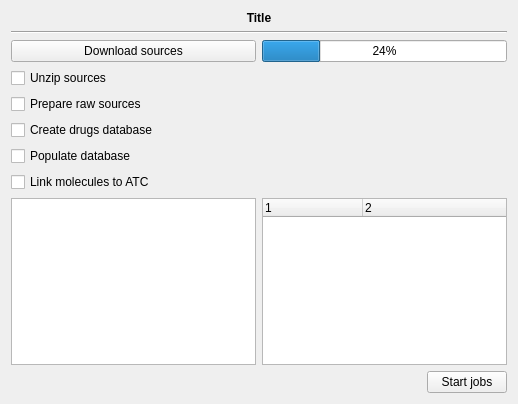
Qt form freetoolbox/plugins/drugsdb/idrugdatabasestepwidget.ui (FreeHealth/freehealth) before a commit.
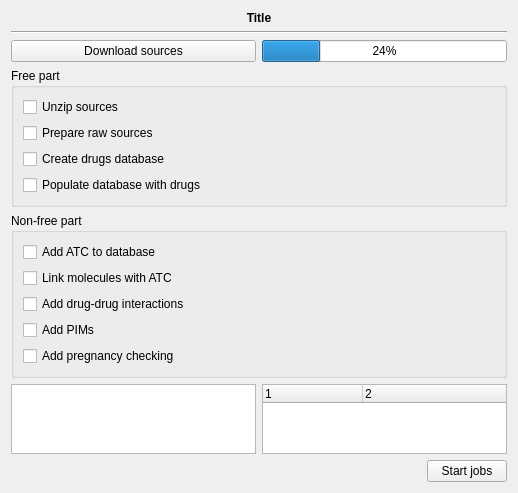
The same form after that commit.

Diff of the .ui file:
```diff
--- a/freetoolbox/plugins/drugsdb/idrugdatabasestepwidget.ui
+++ b/freetoolbox/plugins/drugsdb/idrugdatabasestepwidget.ui
@@ -7,138 +7,51 @@
     <x>0</x>
     <y>0</y>
     <width>518</width>
-    <height>404</height>
+    <height>473</height>
    </rect>
   </property>
   <property name="windowTitle">
    <string>Form</string>
   </property>
   <layout class="QGridLayout" name="gridLayout">
-   <item row="0" column="0" colspan="2">
-    <widget class="QLabel" name="title">
-     <property name="font">
-      <font>
-       <weight>75</weight>
-       <bold>true</bold>
-      </font>
-     </property>
-     <property name="text">
-      <string>Title</string>
-     </property>
-     <property name="alignment">
-      <set>Qt::AlignCenter</set>
-     </property>
-    </widget>
-   </item>
-   <item row="1" column="0" colspan="2">
-    <widget class="Line" name="line">
-     <property name="orientation">
-      <enum>Qt::Horizontal</enum>
-     </property>
-    </widget>
-   </item>
-   <item row="2" column="0">
-    <widget class="QPushButton" name="download">
-     <property name="text">
-      <string>Download sources</string>
-     </property>
-    </widget>
-   </item>
-   <item row="2" column="1">
-    <widget class="QProgressBar" name="progressBar">
-     <property name="value">
-      <number>24</number>
-     </property>
-    </widget>
-   </item>
    <item row="3" column="0" colspan="2">
-    <widget class="QCheckBox" name="unzip">
-     <property name="text">
-      <string>Unzip sources</string>
+    <widget class="QGroupBox" name="groupBox">
+     <property name="title">
+      <string>Free part</string>
      </property>
-    </widget>
-   </item>
-   <item row="4" column="0" colspan="2">
-    <widget class="QCheckBox" name="prepare">
-     <property name="text">
-      <string>Prepare raw sources</string>
-     </property>
-    </widget>
-   </item>
-   <item row="5" column="0" colspan="2">
-    <widget class="QCheckBox" name="createDb">
-     <property name="text">
-      <string>Create drugs database</string>
-     </property>
+     <layout class="QGridLayout" name="gridLayout_2">
+      <item row="0" column="0">
+       <widget class="QCheckBox" name="unzip">
+        <property name="text">
+         <string>Unzip sources</string>
+        </property>
+       </widget>
+      </item>
+      <item row="2" column="0">
+       <widget class="QCheckBox" name="createDb">
+        <property name="text">
+         <string>Create drugs database</string>
+        </property>
+       </widget>
+      </item>
+      <item row="1" column="0">
+       <widget class="QCheckBox" name="prepare">
+        <property name="text">
+         <string>Prepare raw sources</string>
+        </property>
+       </widget>
+      </item>
+      <item row="3" column="0">
+       <widget class="QCheckBox" name="populate">
+        <property name="text">
+         <string>Populate database with drugs</string>
+        </property>
+       </widget>
+      </item>
+     </layout>
     </widget>
    </item>
    <item row="6" column="0" colspan="2">
-    <widget class="QCheckBox" name="populate">
-     <property name="text">
-      <string>Populate database</string>
-     </property>
-    </widget>
-   </item>
-   <item row="7" column="0" colspan="2">
-    <widget class="QCheckBox" name="linkMols">
-     <property name="text">
-      <string>Link molecules to ATC</string>
-     </property>
-    </widget>
-   </item>
-   <item row="8" column="0">
-    <widget class="QTreeWidget" name="messages">
-     <property name="toolTip">
-      <string>MESSAGES</string>
-     </property>
-     <property name="alternatingRowColors">
-      <bool>true</bool>
-     </property>
-     <property name="columnCount">
-      <number>2</number>
-     </property>
-     <attribute name="headerVisible">
-      <bool>false</bool>
-     </attribute>
-     <column>
-      <property name="text">
-       <string notr="true">1</string>
-      </property>
-     </column>
-     <column>
-      <property name="text">
-       <string notr="true">2</string>
-      </property>
-     </column>
-    </widget>
-   </item>
-   <item row="8" column="1">
-    <widget class="QTreeWidget" name="errors">
-     <property name="toolTip">
-      <string>ERRORS</string>
-     </property>
-     <property name="alternatingRowColors">
-      <bool>true</bool>
-     </property>
-     <property name="columnCount">
-      <number>2</number>
-     </property>
-     <attribute name="headerVisible">
-      <bool>true</bool>
-     </attribute>
-     <column>
-      <property name="text">
-       <string notr="true">1</string>
-      </property>
-     </column>
-     <column>
-      <property name="text">
-       <string notr="true">2</string>
-      </property>
-     </column>
-    </widget>
-   </item>
-   <item row="9" column="0" colspan="2">
     <layout class="QHBoxLayout" name="horizontalLayout">
      <item>
       <spacer name="horizontalSpacer">
@@ -162,6 +75,139 @@
      </item>
     </layout>
    </item>
+   <item row="5" column="0">
+    <widget class="QTreeWidget" name="messages">
+     <property name="toolTip">
+      <string>MESSAGES</string>
+     </property>
+     <property name="alternatingRowColors">
+      <bool>true</bool>
+     </property>
+     <property name="columnCount">
+      <number>2</number>
+     </property>
+     <attribute name="headerVisible">
+      <bool>false</bool>
+     </attribute>
+     <column>
+      <property name="text">
+       <string notr="true">1</string>
+      </property>
+     </column>
+     <column>
+      <property name="text">
+       <string notr="true">2</string>
+      </property>
+     </column>
+    </widget>
+   </item>
+   <item row="5" column="1">
+    <widget class="QTreeWidget" name="errors">
+     <property name="toolTip">
+      <string>ERRORS</string>
+     </property>
+     <property name="alternatingRowColors">
+      <bool>true</bool>
+     </property>
+     <property name="columnCount">
+      <number>2</number>
+     </property>
+     <attribute name="headerVisible">
+      <bool>true</bool>
+     </attribute>
+     <column>
+      <property name="text">
+       <string notr="true">1</string>
+      </property>
+     </column>
+     <column>
+      <property name="text">
+       <string notr="true">2</string>
+      </property>
+     </column>
+    </widget>
+   </item>
+   <item row="2" column="0">
+    <widget class="QPushButton" name="download">
+     <property name="text">
+      <string>Download sources</string>
+     </property>
+    </widget>
+   </item>
+   <item row="2" column="1">
+    <widget class="QProgressBar" name="progressBar">
+     <property name="value">
+      <number>24</number>
+     </property>
+    </widget>
+   </item>
+   <item row="0" column="0" colspan="2">
+    <widget class="QLabel" name="title">
+     <property name="font">
+      <font>
+       <weight>75</weight>
+       <bold>true</bold>
+      </font>
+     </property>
+     <property name="text">
+      <string>Title</string>
+     </property>
+     <property name="alignment">
+      <set>Qt::AlignCenter</set>
+     </property>
+    </widget>
+   </item>
+   <item row="1" column="0" colspan="2">
+    <widget class="Line" name="line">
+     <property name="orientation">
+      <enum>Qt::Horizontal</enum>
+     </property>
+    </widget>
+   </item>
+   <item row="4" column="0" colspan="2">
+    <widget class="QGroupBox" name="groupBox_2">
+     <property name="title">
+      <string>Non-free part</string>
+     </property>
+     <layout class="QGridLayout" name="gridLayout_3">
+      <item row="1" column="0">
+       <widget class="QCheckBox" name="linkMols">
+        <property name="text">
+         <string>Link molecules with ATC</string>
+        </property>
+       </widget>
+      </item>
+      <item row="3" column="0">
+       <widget class="QCheckBox" name="addPims">
+        <property name="text">
+         <string>Add PIMs</string>
+        </property>
+       </widget>
+      </item>
+      <item row="0" column="0">
+       <widget class="QCheckBox" name="addAtc">
+        <property name="text">
+         <string>Add ATC to database</string>
+        </property>
+       </widget>
+      </item>
+      <item row="2" column="0">
+       <widget class="QCheckBox" name="addDDI">
+        <property name="text">
+         <string>Add drug-drug interactions</string>
+        </property>
+       </widget>
+      </item>
+      <item row="4" column="0">
+       <widget class="QCheckBox" name="addPreg">
+        <property name="text">
+         <string>Add pregnancy checking</string>
+        </property>
+       </widget>
+      </item>
+     </layout>
+    </widget>
+   </item>
   </layout>
  </widget>
  <resources/>
```
